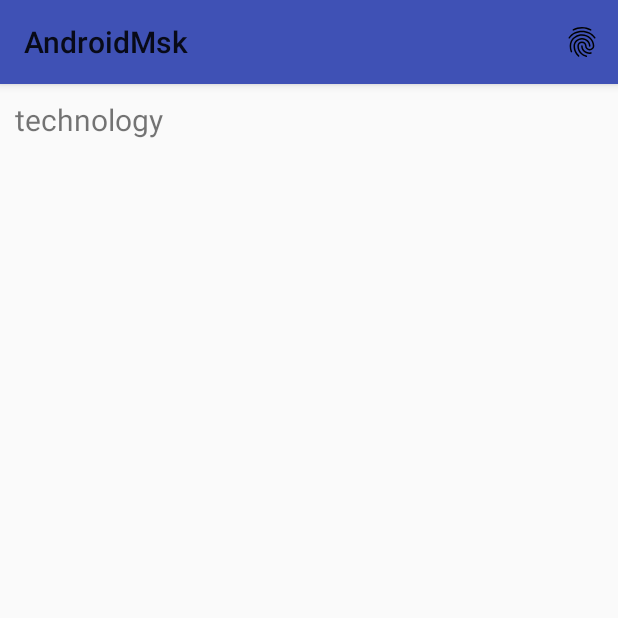
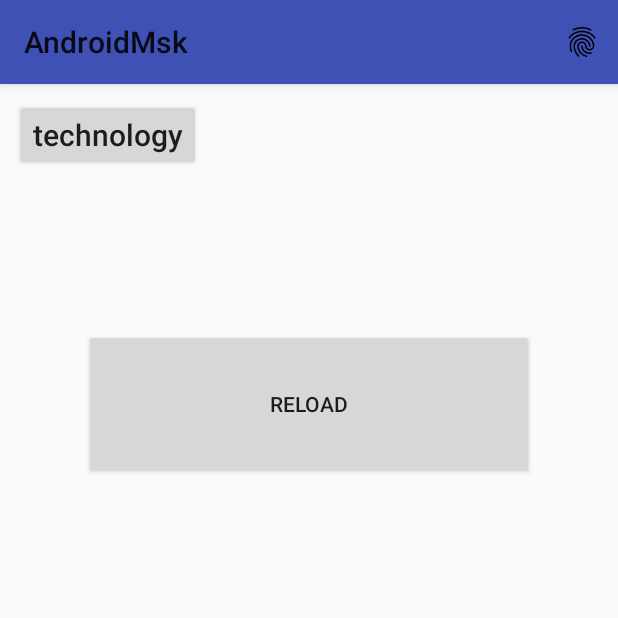
Before and after one commit to muroming/aamsk, an Android app: the screen it shows after launch (NewsListActivity), on a phone screen of 412 x 824 dp, the top half of it. Run offline under Robolectric (Android 15) with nearby library versions, the phone set to English and light mode, and no system bars; our stand-ins replace RxJava; network calls fail; pictures from the network do not load.

Commit message:
Fixed UI

```diff
--- a/app/src/main/java/com/styleru/muro/androidmsk/News/NewsListActivity.kt
+++ b/app/src/main/java/com/styleru/muro/androidmsk/News/NewsListActivity.kt
@@ -62,7 +62,7 @@ class NewsListActivity : AppCompatActivity(), NewsAdapter.ViewHolderClick {
     }
 
     private fun loadNewData(){
-        reloadNewsButton.visibility = View.INVISIBLE
+        reloadNewsButton.visibility = View.GONE
         progressBar.visibility = View.VISIBLE
 
         if (!disposable.isDisposed) {
--- a/app/src/main/res/layout/activity_news_list.xml
+++ b/app/src/main/res/layout/activity_news_list.xml
@@ -7,11 +7,13 @@
     android:layout_height="match_parent"
     tools:context=".News.NewsListActivity">
 
-    <TextView
+    <Button
         android:id="@+id/sectionName"
-        android:layout_width="match_parent"
+        android:layout_width="wrap_content"
         android:layout_height="wrap_content"
         android:textSize="20sp"
+        android:textAllCaps="false"
+        android:textStyle="normal"
         android:layout_marginStart="10dp"
         android:layout_marginTop="10dp"
         android:layout_marginBottom="5dp"/>
@@ -22,18 +24,20 @@
         android:layout_height="100dp"
         android:layout_gravity="center" />
 
+    <Button
+        android:id="@+id/reloadNewsButton"
+        android:layout_width="300dp"
+        android:layout_height="100dp"
+        android:text="@string/reloadNews"
+        android:visibility="gone"
+        android:layout_gravity="center"/>
+
     <android.support.v7.widget.RecyclerView
         android:id="@+id/newsRecycler"
         android:visibility="invisible"
         android:layout_width="match_parent"
         android:layout_height="match_parent"/>
 
-    <Button
-        android:id="@+id/reloadNewsButton"
-        android:layout_width="300dp"
-        android:layout_height="100dp"
-        android:visibility="invisible"
-        android:text="@string/reloadNews"
-        android:layout_gravity="center"/>
+
 
 </LinearLayout>
--- a/app/src/main/res/values/styles.xml
+++ b/app/src/main/res/values/styles.xml
@@ -1,7 +1,7 @@
 <resources>
 
     <!-- Base application theme. -->
-    <style name="AppTheme" parent="Theme.AppCompat.Light">
+    <style name="AppTheme" parent="Base.Theme.AppCompat.Light">
         <!-- Customize your theme here. -->
         <item name="colorPrimary">@color/colorPrimary</item>
         <item name="colorPrimaryDark">@color/colorPrimaryDark</item>
```
